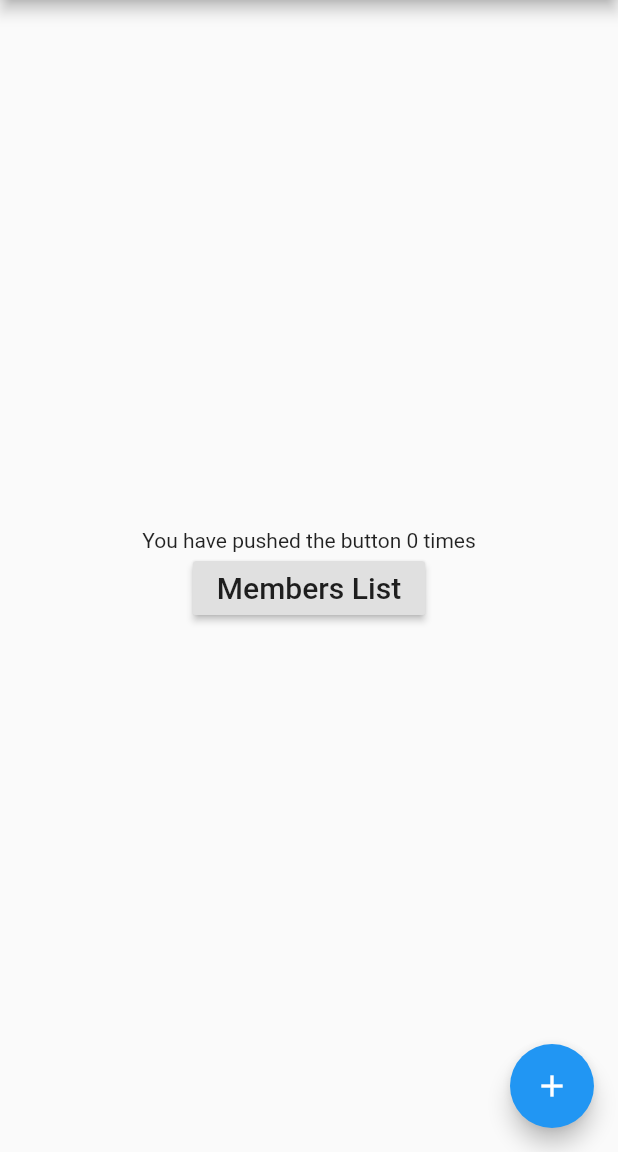
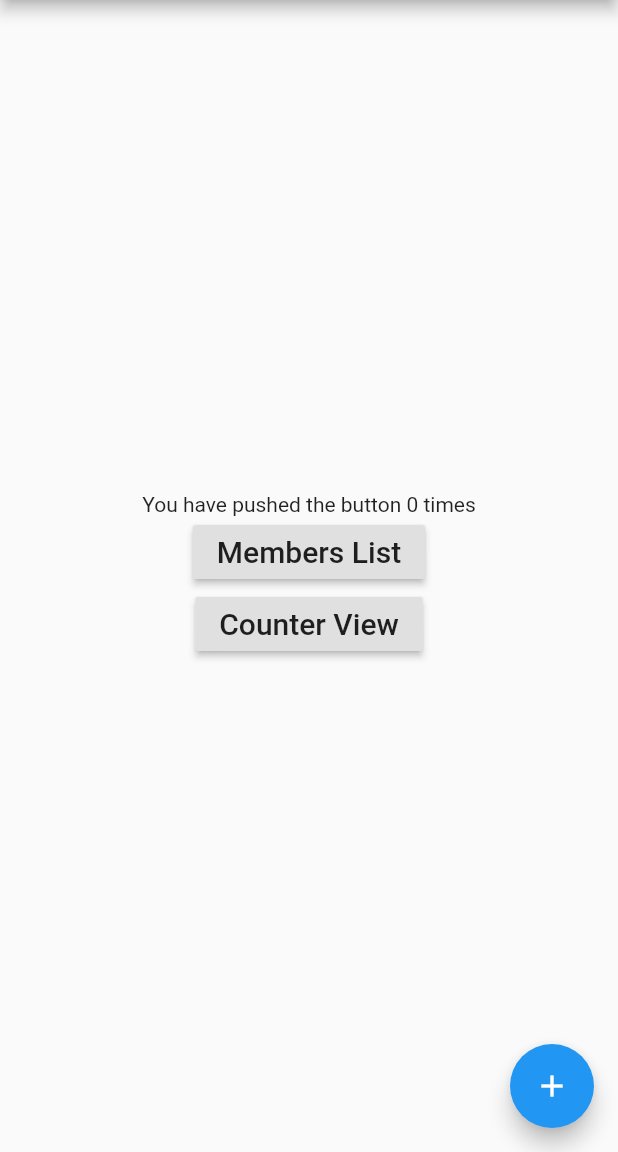
Before and after one commit to igorskh/learn_flutter_1, a Flutter app: the screen it shows after launch, on a phone screen of 412 x 824 dp, the part 84-1236 px from its top. Run offline on Flutter 3.47's test engine with Material 2 defaults, Android fonts, the phone set to English and light mode, and no system bars; our stand-ins replace get_it, rxdart.

Commit message:
add counter view widget for inter-view states

```diff
--- a/lib/counterwidget.dart
+++ b/lib/counterwidget.dart
@@ -4,6 +4,7 @@ import 'package:get_it/get_it.dart';
 import 'strings.dart';
 import 'favourites.dart';
 import 'ghflutter.dart';
+import 'counterview.dart';
 
 final GetIt getIt = GetIt.instance;
 
@@ -37,6 +38,16 @@ class CounterWidget extends StatelessWidget {
                     style: TextStyle(fontSize: 20)
                 ),
               ),
+              RaisedButton(
+                onPressed: () {
+                  Navigator.push(
+                      context, MaterialPageRoute(builder: (context) => CounterView()));
+                },
+                child: Text(
+                    'Counter View',
+                    style: TextStyle(fontSize: 20)
+                ),
+              ),
             ],
           ),
         ),
```
Also changed, not shown: lib/counterview.dart (added, +33 -0 lines).
